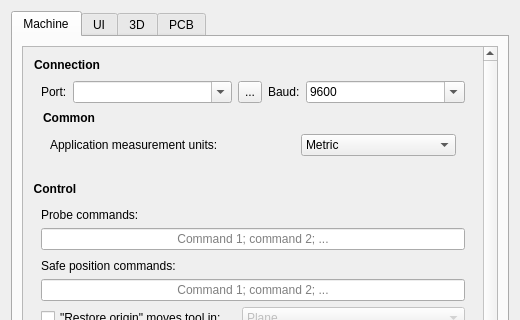
Above: src/frmsettings.ui from za-ek/CandlePCB before the change; both pictures show x 0 to 520 and y 0 to 320 of the 520 by 538 pixel window. Below: the same form after it.
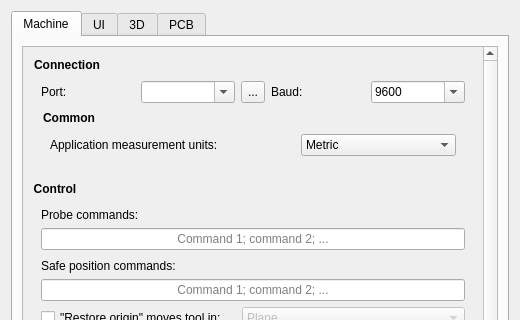
That is the form after the change. The open tabs and pages were chosen to show the change. Icons and pictures are not drawn. Custom widgets are drawn as their Qt base class.

Commit message: - Extract runtime to libs - Add QStringList support in Settings class - Add multiple test files support - Runtime bindings works - Extract UI save/restore values from forms into UserSettings class - Forms objects rename for support UserSettings save/restore actions - SerialPort readyState action will remove from main form (still in work) into SerialPort class (I suppose rename it for GRBLPort in future)

What changed in the file:
```diff
--- a/src/frmsettings.ui
+++ b/src/frmsettings.ui
@@ -613,7 +613,7 @@
              </property>
              <layout class="QVBoxLayout" name="verticalLayout">
               <item>
-               <layout class="QHBoxLayout" name="horizontalLayout_3" stretch="0,1,0,0,1">
+               <layout class="QHBoxLayout" name="horizontalLayout_3" stretch="0,0,0,0,0">
                 <item>
                  <widget class="QLabel" name="label">
                   <property name="text">
```
Left out of the diff: 20 changed lines with no effect on the pictures. The commit also changes 21 other files.
